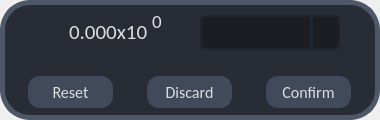
Before: the Qt Designer form exp_unit_pop.ui in Dhein-4938/vampireUI, drawn with Qt 5.
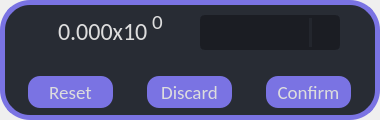
After: the same form once the commit is applied. Icons and pictures are not drawn.

What changed in the file:
```diff
--- a/exp_unit_pop.ui
+++ b/exp_unit_pop.ui
@@ -45,10 +45,11 @@
      </property>
      <property name="styleSheet">
       <string notr="true">#confirm_button, #discard_button, #reset_button{
+	font: 14pt &quot;Calibri&quot;;
 	color: rgb(221, 221, 221);
-	border: 2px solid  rgb(65, 74, 90);
+	border: none;
 	border-radius: 12px;	
-	background-color: rgb(65, 74, 90);
+	background-color: rgb(122, 115, 227);
 }
 #confirm_button:hover, #discard_button:hover, #reset_button:hover {
 	border: 2px solid rgb(91, 105, 129);
@@ -62,21 +63,23 @@
 	background-color: rgb(40, 44, 52);
 	border: none
 }
-#outerframe{
-	background-color: rgb(40, 44, 52);
-	border: 5px solid rgb(78, 87, 103);
-	border-radius: 30px;
-}
+#sig {	font: 18pt &quot;Calibri&quot;;   }
+#exp {	font: 16pt &quot;Calibri&quot;;   }
  #sig:hover, #exp:hover {
 	color: rgb(245, 245, 245);
 }
+#outerframe{
+	background-color: rgb(40, 44, 52);
+	border: 5px solid rgb(122, 115, 227);
+	border-radius: 30px;
+}
 #combobox{
+	font: 14pt &quot;Calibri&quot;;
 	color: rgb(221, 221, 221);
 	background-color: rgb(27, 29, 35);
 	border-radius: 5px;
-	border: 2px solid rgb(33, 37, 43);
+	border: 3px solid rgb(27, 29, 35);
 	padding: 5px;
-	padding-left: 10px;
 }
 #combobox:hover{
 	border: 2px solid rgb(64, 71, 88);
@@ -91,16 +94,17 @@
 	subcontrol-origin: padding;
 	subcontrol-position: top right;
 	width: 25px;
-	border-left: 3px solid rgba(39, 44, 54, 150);
+	border-left: 3px solid rgba(40, 44, 52, 150);
 	border-top-right-radius: 3px;
 	border-bottom-right-radius: 3px;
 }
 #combobox QAbstractItemView {
 	outline: none;
-	color: rgb(255, 121, 198);
-	background-color: rgb(33, 37, 43);
+	color: rgb(234, 194, 237);
+	background-color: rgb(27, 29, 35);
 	padding: 10px;
-	selection-background-color: rgb(39, 44, 54);
+	selection-color: rgb(234, 194, 237);
+	selection-background-color: qlineargradient(spread:pad, x1:0, y1:0.5, x2:0.8, y2:0.5, stop:0 rgba(122, 115, 227,160), stop:1 rgba(122, 115, 227, 20));
 }</string>
      </property>
      <property name="frameShape">
@@ -161,8 +165,9 @@
       <property name="font">
        <font>
         <family>Calibri</family>
-        <pointsize>16</pointsize>
+        <pointsize>18</pointsize>
         <weight>50</weight>
+        <italic>false</italic>
         <bold>false</bold>
        </font>
       </property>
@@ -215,8 +220,10 @@
       <property name="font">
        <font>
         <family>Calibri</family>
-        <pointsize>14</pointsize>
-        <kerning>true</kerning>
+        <pointsize>16</pointsize>
+        <weight>50</weight>
+        <italic>false</italic>
+        <bold>false</bold>
        </font>
       </property>
       <property name="wrapping">
@@ -268,7 +275,10 @@
          <property name="font">
           <font>
            <family>Calibri</family>
-           <pointsize>12</pointsize>
+           <pointsize>14</pointsize>
+           <weight>50</weight>
+           <italic>false</italic>
+           <bold>false</bold>
           </font>
          </property>
          <property name="focusPolicy">
@@ -299,7 +309,10 @@
          <property name="font">
           <font>
            <family>Calibri</family>
-           <pointsize>12</pointsize>
+           <pointsize>14</pointsize>
+           <weight>50</weight>
+           <italic>false</italic>
+           <bold>false</bold>
           </font>
          </property>
          <property name="focusPolicy">
@@ -330,7 +343,10 @@
          <property name="font">
           <font>
            <family>Calibri</family>
-           <pointsize>12</pointsize>
+           <pointsize>14</pointsize>
+           <weight>50</weight>
+           <italic>false</italic>
+           <bold>false</bold>
           </font>
          </property>
          <property name="focusPolicy">
```
Left out of the diff: 11 changed lines with no effect on the pictures.
